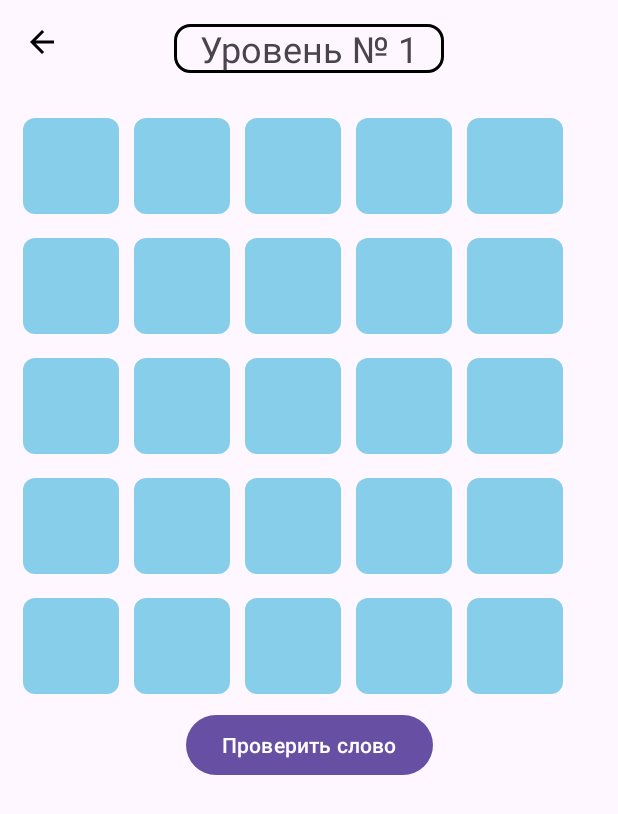
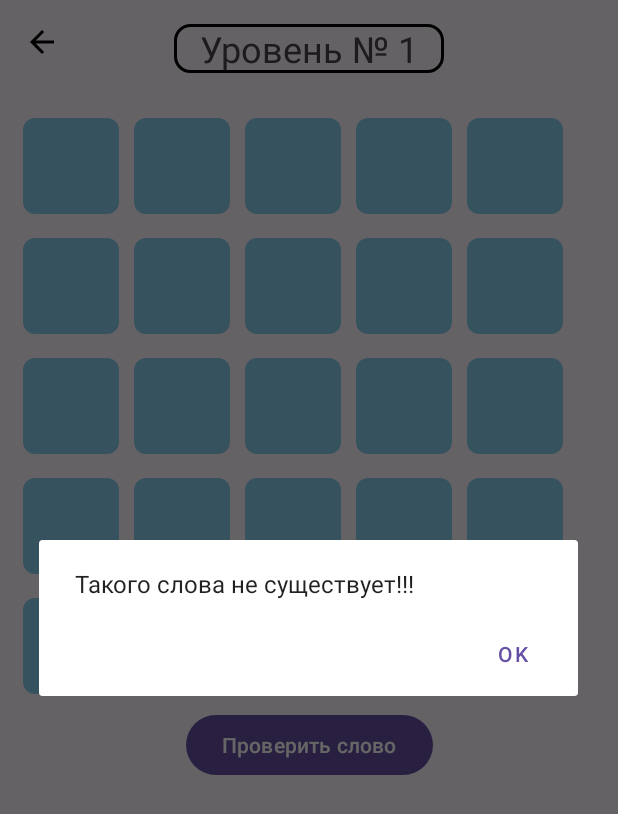
Before and after one commit to actggg/Java_project, an Android app: the screen it shows after launch (MainActivity), after a tap on "Проверить слово", on a phone screen of 412 x 824 dp. Shown: the top 814 px of the screen. Run offline under Robolectric (Android 15) with nearby library versions, the phone set to English and light mode, and no system bars; 1 other tap on this screen came first.

Commit message:
РАБОТАЕТ!

```diff
--- a/app/src/main/assets/nn_words.txt
+++ b/app/src/main/assets/nn_words.txt
@@ -306,6 +306,10 @@
 багет
 песок
 голод
+нарды
+ласта
+шалаш
+шишка
 школа
 пенал
 бекон
--- a/app/src/main/java/com/example/myapplication/Checker.java
+++ b/app/src/main/java/com/example/myapplication/Checker.java
@@ -28,6 +28,7 @@ public class Checker {
     }
 
     public int check(Integer number_str, String clicked_button, EditText[] inputs) {
+        Log.d("TAG2", "str");
         this.number_str = number_str;
         int empty = 0;
         for (int i = 0; i < 5; i++) {
@@ -40,7 +41,8 @@ public class Checker {
             EditText editText = activity.findViewById(activity.getResources().getIdentifier("letter_input" + number_str + "_" + j, "id", activity.getPackageName()));
             str += editText.getText().toString();
         }
-       File_helper fl = new File_helper(context, my_word, lvl_in_main, lvl_in_easy, lvl_in_medium, lvl_in_hard);
+        Log.d("TAG2", "str");
+        File_helper fl = new File_helper(context, my_word, lvl_in_main, lvl_in_easy, lvl_in_medium, lvl_in_hard);
         if (fl.check_in_file(str)) {
             if (empty == 0) {
                 String my_str = "";
--- a/app/src/main/java/com/example/myapplication/File_helper.java
+++ b/app/src/main/java/com/example/myapplication/File_helper.java
@@ -6,6 +6,11 @@ import android.util.Log;
 import java.io.BufferedReader;
 import java.io.IOException;
 import java.io.InputStreamReader;
+import java.sql.Connection;
+import java.sql.DriverManager;
+import java.sql.PreparedStatement;
+import java.sql.ResultSet;
+import java.sql.SQLException;
 import java.util.HashMap;
 
 public class File_helper{
@@ -107,4 +112,5 @@ public class File_helper{
             return false;
         }
     }
+
 }
--- /dev/null
+++ b/app/src/main/java/com/example/myapplication/LVLS.java
@@ -0,0 +1,12 @@
+package com.example.myapplication;
+
+public class LVLS {
+    public Integer lvl1 = 1;
+
+    public void setLvl1(Integer lvl){
+        this.lvl1 = lvl;
+    }
+    public Integer getLvl1(){
+        return this.lvl1;
+    }
+}
--- a/app/src/main/java/com/example/myapplication/MainActivity.java
+++ b/app/src/main/java/com/example/myapplication/MainActivity.java
@@ -4,6 +4,7 @@ import androidx.appcompat.app.AppCompatActivity;
 
 import android.app.Activity;
 import android.content.Context;
+import android.content.Intent;
 import android.content.SharedPreferences;
 import android.os.Bundle;
 import android.text.Editable;
@@ -29,43 +30,38 @@ import java.util.regex.Pattern;
 
 public class MainActivity extends AppCompatActivity {
 
-    public int number_str = 1;
-    public String my_word;
     SharedPreferences sPref;
-    public String my_button;
     public Context context;
     private Activity activity;
     public Integer lvl_in_main = 1;
     public Integer lvl_in_easy = 1;
     public Integer lvl_in_medium = 1;
     public Integer lvl_in_hard = 1;
-    public Integer saved = 1;
     final String SAVED_TEXT = "TEXT";
-    final String SAVED_NUM = "NUMBER";
+    public LVLS lvl = new LVLS();
 
     public Menu menu;
 
-    public EditText[] k;
 
     @Override
     protected void onCreate(Bundle savedInstanceState) {
         super.onCreate(savedInstanceState);
         context = this;
         activity = this;
-        /*
-        context = this;
-        activity = this;
+        loadText();
         try {
-            Word pl = new Word(activity, context, lvl_in_main, lvl_in_easy, lvl_in_medium, lvl_in_hard);
-            pl.word("button_easy");
+
+            Menu menu = new Menu(activity, context, lvl_in_main, lvl_in_easy, lvl_in_medium, lvl_in_hard);
+            this.menu = menu;
+            Log.d("TAG1", "e.getMessage()");
+            menu.setMenu(menu);
+            menu.menu();
+
         }
         catch (Exception e){
-            Log.d("TAG2", e.getMessage());
+            Log.d("TAG1", e.getMessage());
         }
-        */
-        loadText();
-        this.menu = new Menu(activity, context, lvl_in_main, lvl_in_easy, lvl_in_medium, lvl_in_hard);
-        menu.menu();
+
     }
 
     @Override
@@ -91,10 +87,13 @@ public class MainActivity extends AppCompatActivity {
         lvl_in_easy = this.menu.getLvl_in_easy();
         lvl_in_medium = this.menu.getLvl_in_medium();
         lvl_in_hard = this.menu.getLvl_in_hard();
-
-        Log.d("TWW", "dddd");
+        Log.d("TWW", lvl_in_main.toString());
         sPref = getPreferences(MODE_PRIVATE);
         SharedPreferences.Editor editor = sPref.edit();
+        //editor.putString(SAVED_TEXT, "1");
+        //editor.putString("lvl_in_easy", "1");
+        //editor.putString("lvl_in_medium", "1");
+        //editor.putString("lvl_in_hard", "1");
         editor.putString(SAVED_TEXT, (lvl_in_main).toString());
         editor.putString("lvl_in_easy", lvl_in_easy.toString());
         editor.putString("lvl_in_medium", lvl_in_medium.toString());
--- a/app/src/main/java/com/example/myapplication/Menu.java
+++ b/app/src/main/java/com/example/myapplication/Menu.java
@@ -14,6 +14,7 @@ public class Menu{
     private Integer lvl_in_medium;
     private Integer lvl_in_hard;
     private Context context;
+    public Menu menu1;
 
     public Menu( Activity _activity, Context context, Integer lvl_in_main, Integer lvl_in_easy, Integer lvl_in_medium, Integer lvl_in_hard){
         this.activity = _activity;
@@ -22,6 +23,10 @@ public class Menu{
         this.lvl_in_easy = lvl_in_easy;
         this.lvl_in_medium = lvl_in_medium;
         this.lvl_in_hard = lvl_in_hard;
+    }
+
+    public void setMenu(Menu menu){
+        this.menu1 = menu;
     }
 
     public Integer getLvl_in_main() {
@@ -38,12 +43,26 @@ public class Menu{
         return lvl_in_hard;
     }
 
+    public void setLvl_in_main(int lvl) {
+        this.lvl_in_main = lvl;
+    }
+
+    public void setLvl_in_easy(int lvl) {
+        this.lvl_in_easy = lvl;
+    }
+    public void setLvl_in_medium(int lvl) {
+        this.lvl_in_medium = lvl;
+    }
+    public void setLvl_in_hard(int lvl) {
+        this.lvl_in_hard = lvl;
+    }
+
     public void menu() {
         activity.setContentView(R.layout.activity_main);
         Log.d("TAG", "my_str");
         try {
 
-            Word word = new Word(activity, context, lvl_in_main, lvl_in_easy, lvl_in_medium, lvl_in_hard);
+            Word word = new Word(activity, context, menu1, lvl_in_main, lvl_in_easy, lvl_in_medium, lvl_in_hard);
             Button b = activity.findViewById(R.id.buttonWordOfTheDay);
             b.setOnClickListener(new View.OnClickListener() {
                 @Override
@@ -62,6 +81,7 @@ public class Menu{
                 }
             });
             Button buttoneasy = activity.findViewById(R.id.button_easy);
+            buttoneasy.setText("Легкий уровень " + lvl_in_easy + "/100");
             buttoneasy.setOnClickListener(new View.OnClickListener() {
                 @Override
                 public void onClick(View v) {
@@ -69,6 +89,7 @@ public class Menu{
                 }
             });
             Button buttonmed = activity.findViewById(R.id.button_medium);
+            buttonmed.setText("Средний уровень " + lvl_in_medium + "/100");
             buttonmed.setOnClickListener(new View.OnClickListener() {
                 @Override
                 public void onClick(View v) {
@@ -77,6 +98,7 @@ public class Menu{
             });
             Log.d("TAG", "my_strrrrr");
             Button buttonhard = activity.findViewById(R.id.button_hard);
+            buttonhard.setText("Сложный уровень " + lvl_in_hard + "/100");
             buttonhard.setOnClickListener(new View.OnClickListener() {
                 @Override
                 public void onClick(View v) {
--- a/app/src/main/java/com/example/myapplication/Word.java
+++ b/app/src/main/java/com/example/myapplication/Word.java
@@ -20,10 +20,12 @@ public class Word{
     public String my_word;
     public EditText[] inputs;
     public Integer number_str;
+    public Menu menu1;
 
-    public Word( Activity _activity, Context context, Integer lvl_in_main, Integer lvl_in_easy, Integer lvl_in_medium, Integer lvl_in_hard){
+    public Word( Activity _activity, Context context, Menu menu, Integer lvl_in_main, Integer lvl_in_easy, Integer lvl_in_medium, Integer lvl_in_hard){
         this.activity = _activity;
         this.context = context;
+        this.menu1 = menu;
         this.lvl_in_main = lvl_in_main;
         this.lvl_in_easy = lvl_in_easy;
         this.lvl_in_medium = lvl_in_medium;
@@ -66,11 +68,10 @@ public class Word{
                 activity.findViewById(R.id.letter_input4_1), activity.findViewById(R.id.letter_input4_2), activity.findViewById(R.id.letter_input4_3), activity.findViewById(R.id.letter_input4_4), activity.findViewById(R.id.letter_input4_5),
                 activity.findViewById(R.id.letter_input5_1), activity.findViewById(R.id.letter_input5_2), activity.findViewById(R.id.letter_input5_3), activity.findViewById(R.id.letter_input5_4), activity.findViewById(R.id.letter_input5_5),};
         ImageButton back_button = activity.findViewById(R.id.back_button);
-        Menu menu = new Menu(activity, context, lvl_in_main, lvl_in_easy, lvl_in_medium, lvl_in_hard);
         back_button.setOnClickListener(new View.OnClickListener() {
             @Override
             public void onClick(View v) {
-                menu.menu();
+                set_and_menu(lvl_in_main, lvl_in_easy, lvl_in_medium, lvl_in_hard);
             }
         });
         Button check_button = activity.findViewById(R.id.check_button);
@@ -87,13 +88,12 @@ public class Word{
                     lvl_in_easy = cbb.getLvl_in_easy();
                     lvl_in_medium = cbb.getLvl_in_medium();
                     lvl_in_hard = cbb.getLvl_in_hard();
-                    Menu menu = new Menu(activity, context, lvl_in_main, lvl_in_easy, lvl_in_medium, lvl_in_hard);
-                    menu.menu();
+                    set_and_menu(lvl_in_main, lvl_in_easy, lvl_in_medium, lvl_in_hard);
                     Dialog dialog = new Dialog(activity, context, my_word, lvl_in_main, lvl_in_easy, lvl_in_medium, lvl_in_hard);
                     dialog.dialog("Все верно!!!");
                 } else if (checker.check(number_str, clicked_button, inputs) == 2) {
                     Log.d("TEG1", "2");
-                    menu.menu();
+                    set_and_menu(lvl_in_main, lvl_in_easy, lvl_in_medium, lvl_in_hard);
                     Dialog dialog = new Dialog(activity, context, my_word, lvl_in_main, lvl_in_easy, lvl_in_medium, lvl_in_hard);
                     dialog.dialog("Вы ошиблись!!!");
                 } else if (checker.check(number_str, clicked_button, inputs) == 3){
@@ -101,10 +101,25 @@ public class Word{
                     number_str = checker.getNumber_str();
                     block(number_str);
                 }
+                else {
+                    Dialog dialog = new Dialog(activity, context, my_word, lvl_in_main, lvl_in_easy, lvl_in_medium, lvl_in_hard);
+                    dialog.dialog("Такого слова не существует!!!");
+                }
+
             }
         });
     }
-}
+
+
+
+    public void set_and_menu(Integer lvl_in_main, Integer lvl_in_easy, Integer lvl_in_medium, Integer lvl_in_hard){
+        menu1.setLvl_in_main(lvl_in_main);
+        menu1.setLvl_in_easy(lvl_in_easy);
+        menu1.setLvl_in_medium(lvl_in_medium);
+        menu1.setLvl_in_hard(lvl_in_hard);
+        menu1.menu();
+    }
+    }
         /*
         check_button.setOnClickListener(new View.OnClickListener() {
             @Override
@@ -113,5 +128,4 @@ public class Word{
             }
         });
     }
-
          */
```
Also changed, not shown: app/src/main/AndroidManifest.xml (+8 -3 lines), app/src/main/java/com/example/myapplication/Check_by_button.java (line endings or trailing spaces), app/src/main/java/com/example/myapplication/Dialog.java (line endings or trailing spaces).
